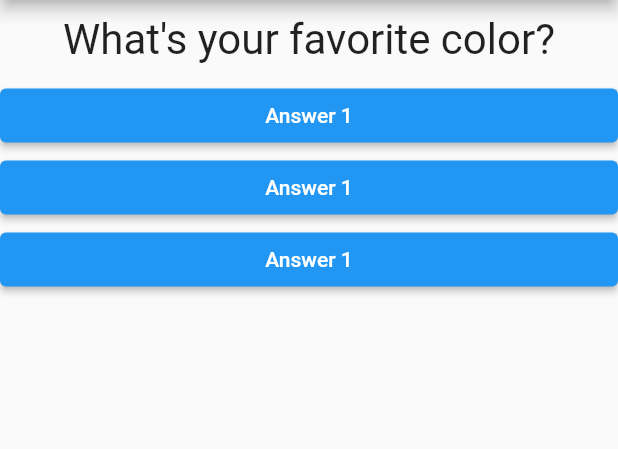
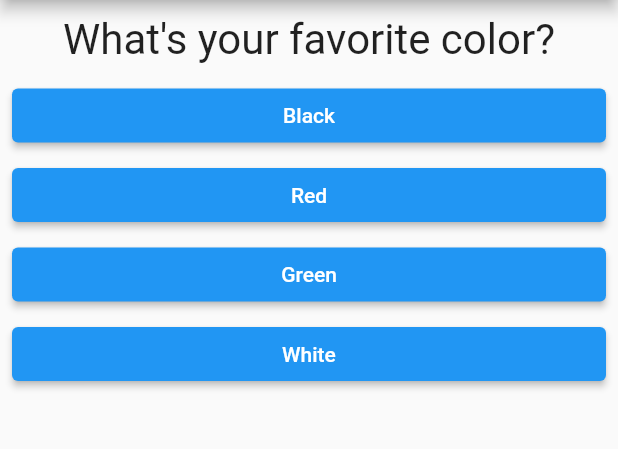
Before and after one commit to vnillaDev/learning-flutter, a Flutter app: the screen it shows after launch, on a phone screen of 412 x 824 dp, the part 84-533 px from its top. Run offline on Flutter 3.47's test engine with Material 2 defaults, Android fonts, the phone set to English and light mode, and no system bars.

```diff
--- a/flutter_complete_guide/lib/answer.dart
+++ b/flutter_complete_guide/lib/answer.dart
@@ -2,19 +2,26 @@ import 'package:flutter/material.dart';
 
 class Answer extends StatelessWidget {
   final VoidCallback selectHandler;
+  // ignore: prefer_typing_uninitialized_variables
+  final answerText;
 
-  Answer(this.selectHandler);
+  // ignore: use_key_in_widget_constructors
+  const Answer(this.selectHandler, this.answerText);
 
   @override
   Widget build(BuildContext context) {
-    return Container(
+    return SizedBox(
       width: double.infinity,
-      child: ElevatedButton(
-        style: ElevatedButton.styleFrom(
-          primary: Colors.blue, // background
+      child: Padding(
+        padding: const EdgeInsets.only(left: 8.0, right: 8.0, bottom: 5.0),
+        child: ElevatedButton(
+          style: ElevatedButton.styleFrom(
+            primary: Colors.blue,
+            onPrimary: Colors.white,
+          ),
+          child: Text(answerText),
+          onPressed: selectHandler,
         ),
-        child: const Text('Answer 1'),
-        onPressed: selectHandler,
       ),
     );
   }
--- a/flutter_complete_guide/lib/main.dart
+++ b/flutter_complete_guide/lib/main.dart
@@ -1,7 +1,8 @@
 import 'package:flutter/material.dart';
+import 'package:flutter_complete_guide/result.dart';
 
-import './question.dart';
-import './answer.dart';
+import './quiz.dart';
+import './result.dart';
 
 /*
 void main() {
@@ -22,21 +23,65 @@ class MyApp extends StatefulWidget {
 }
 
 class _MyAppState extends State<MyApp> {
+  final _questions = const [
+    {
+      'questionText': 'What\'s your favorite color?',
+      'answers': [
+        {'text': 'Black', 'score': 10},
+        {'text': 'Red', 'score': 5},
+        {'text': 'Green', 'score': 3},
+        {'text': 'White', 'score': 0},
+      ],
+    },
+    {
+      'questionText': 'What\'s your favorite animal?',
+      'answers': [
+        {'text': 'Cat', 'score': 10},
+        {'text': 'Dog', 'score': 5},
+        {'text': 'Rabbit', 'score': 3},
+        {'text': 'Lion', 'score': 0},
+      ],
+    },
+    {
+      'questionText': 'How is your favorite Instructor?',
+      'answers': [
+        {'text': 'Max', 'score': 0},
+        {'text': 'Maximilian', 'score': 0},
+        {'text': 'Academind', 'score': 0},
+        {'text': 'Schwarzmüller', 'score': 0},
+      ],
+    },
+  ];
+
   var _questionIndex = 0;
+  var _totalScore = 0;
 
-  void _answerQuestions() {
+  void _resetQuiz() {
+    // rebuilds widget tree; resets everything
     setState(() {
-      _questionIndex++;
+      _questionIndex = 0;
+      _totalScore = 0;
     });
+  }
+
+  void _answerQuestion(int score) {
+    _totalScore += score;
+
+    setState(() {
+      _questionIndex = _questionIndex + 1;
+    });
+
+    if (_questionIndex < _questions.length) {
+      // ignore: avoid_print
+      print('We have more questions!');
+    }
+    // ignore: avoid_print
     print(_questionIndex);
   }
 
   @override
   Widget build(BuildContext context) {
-    var questions = [
-      'What\'s your favorite color?',
-      'What\'s favorite food?',
-    ];
+    // questions = []; this does not work if questions is const
 
     return MaterialApp(
       // ctrl + 'space' for code suggestions
@@ -44,24 +89,25 @@ class _MyAppState extends State<MyApp> {
         appBar: AppBar(
           title: const Text('My first App'),
         ),
-        body: Column(
-          children: [
-            Question(
-              questions[_questionIndex],
-            ),
-            Answer(
-                _answerQuestions), // forwarding a pointer to the function _answerQuesitons
-            Answer(_answerQuestions),
-            Answer(_answerQuestions),
-          ],
-        ),
+        body: _questionIndex <
+                _questions
+                    .length // ternary expression '_quesitonIndex < _question.length ? Quiz() : Result()'
+            ? Quiz(
+                answerQuestions: _answerQuestion,
+                questionIndex: _questionIndex,
+                questions: _questions,
+              )
+            : Result(
+                _totalScore,
+                _resetQuiz,
+              ),
       ),
     );
   }
 }
 
-// **Tabs**
-// Video Timestamp: https://youtu.be/x0uinJvhNxI?t=13116
-// Dartpad
-// Flutter Repo auf GitHub
+// **Important Tabs**
+// Video Timestamp: https://youtu.be/x0uinJvhNxI?t
+// Dartpad: https://dartpad.dev/?
+// GitHub: https://github.com/vnillaDev/learning-flutter
 // Markdown Docomentation
```
